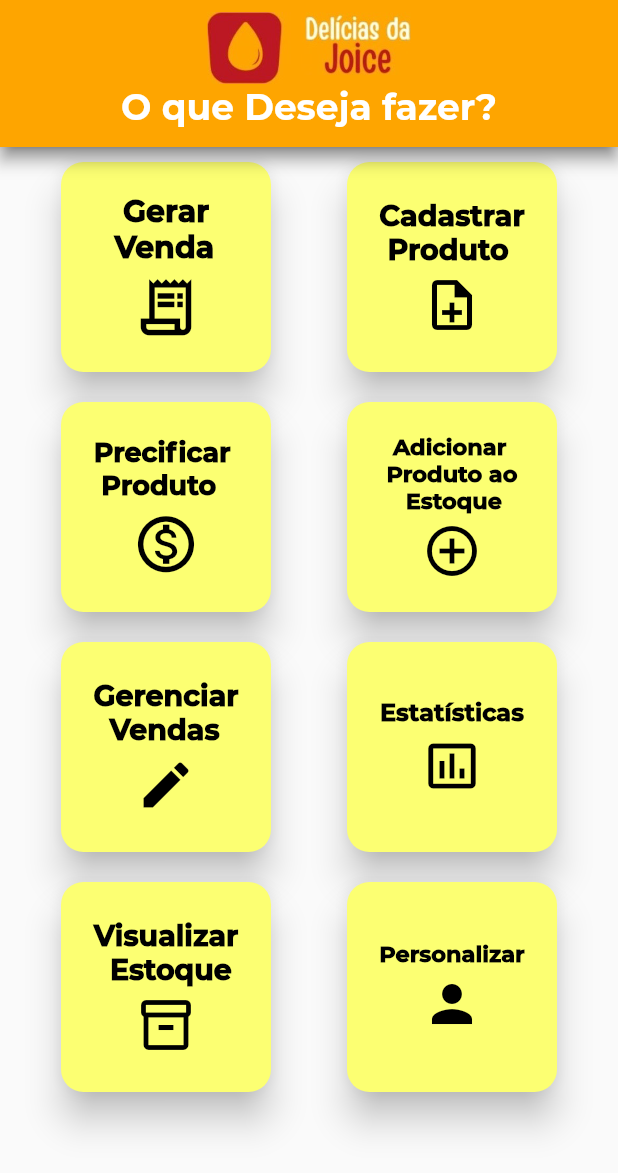
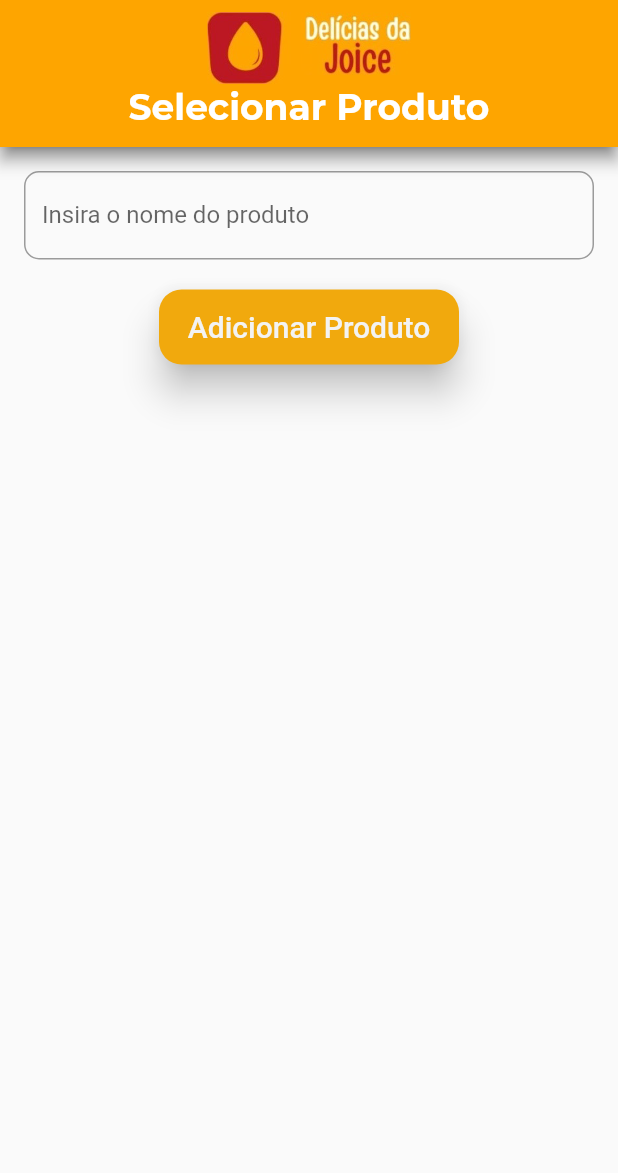
Before and after one commit to demersonrodrigues/Project-Cake-Boss, a Flutter app: the screen it shows after launch, after a tap on an icon or button, on a phone screen of 412 x 824 dp, the part 63-1236 px from its top. Run offline on Flutter 3.47's test engine with Material 2 defaults, Android fonts, the phone set to English and light mode, and no system bars; our stand-ins replace cloud_firestore, firebase_core, path_drawing; missing offline and left inert: dart:ffi; accounts and stored records are empty.

Commit message:
update tela produto

```diff
--- /dev/null
+++ b/lib/telasApp/TelaAdicionarPV.dart
@@ -0,0 +1,70 @@
+import 'package:flutter/material.dart';
+import 'package:flutterapp/cakebossapp/generatedtelainicialwidget/generated/CabecalhoWidget.dart';
+
+
+
+class TelaAdicionarPV extends StatelessWidget {
+  @override
+  Widget build(BuildContext context) {
+    return MaterialApp(
+      home: Scaffold(
+        appBar: PreferredSize(
+          preferredSize: Size.fromHeight(140),
+          child: LayoutBuilder(
+            builder: (BuildContext context, BoxConstraints constraints) {
+              final double appBarHeight = constraints.biggest.height;
+              return AppBar(
+                flexibleSpace: Container(
+                  height: appBarHeight,
+                  child: CabecalhoWidget(textoTitulo: 'Selecionar Produto'),
+                ),
+              );
+            },
+          ),
+        ),
+        body: SingleChildScrollView(
+          child: Padding(
+        padding: EdgeInsets.all(16.0),
+        child: Column(
+          mainAxisAlignment: MainAxisAlignment.center,
+          children: [
+            TextField(
+              //controller: nomeProdutoController,
+              decoration: InputDecoration(
+                labelText: 'Insira o nome do produto',
+                hintText: 'Ex: Coxinha; Pastel; Kibe...',
+                border: OutlineInputBorder(borderRadius: BorderRadius.circular(10))
+              ),
+            ),
+            Padding(
+              padding: EdgeInsets.only(top: 20),
+              child: ElevatedButton(
+              onPressed: () {
+
+              },
+              style: ElevatedButton.styleFrom(
+                backgroundColor: Color.fromARGB(255, 241, 169, 13),
+                            shape: RoundedRectangleBorder(
+                              borderRadius: BorderRadius.circular(15.0)
+                            ),
+                            elevation: 10,
+                minimumSize: Size(200, 50)
+              ),
+              child: Text('Adicionar Produto',
+                style: TextStyle(fontSize: 20, color: const Color.fromARGB(255, 243, 243, 243)),
+              ),
+            ),
+            ),
+          ]
+
+
+
+        ),
+          )
+
+        )
+      )
+    );
+  }
+
+}
--- a/lib/telasApp/Telainicial.dart
+++ b/lib/telasApp/Telainicial.dart
@@ -1,5 +1,6 @@
 import 'package:flutter/material.dart';
 import 'package:flutterapp/cakebossapp/generatedtelainicialwidget/generated/CabecalhoWidget.dart';
+import 'package:flutterapp/telasApp/TelaAdicionarPV.dart';
 import 'package:flutterapp/telasApp/TelaCadastrarProduto.dart';
 import 'package:flutterapp/telasApp/TelaEstoqueProduto.dart';
 
@@ -36,6 +37,9 @@ class TelainicialWidget extends StatelessWidget {
                         height: 140,
                         child: ElevatedButton(
                           onPressed: () {
+                            Navigator.push(
+                            context,
+                            MaterialPageRoute(builder: (context) => TelaAdicionarPV()));
                             // Chama a tela de gerar venda
                           },
                           style: ElevatedButton.styleFrom(
```
Also changed, not shown: 5 other files.
